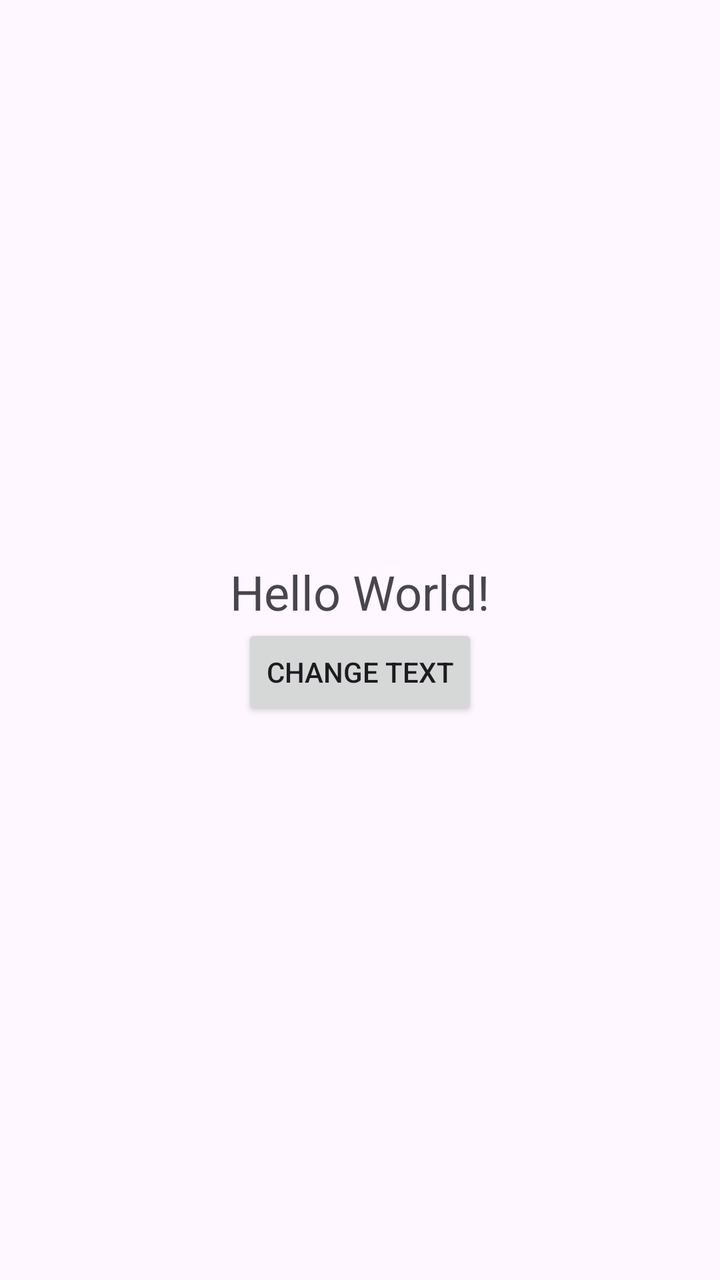
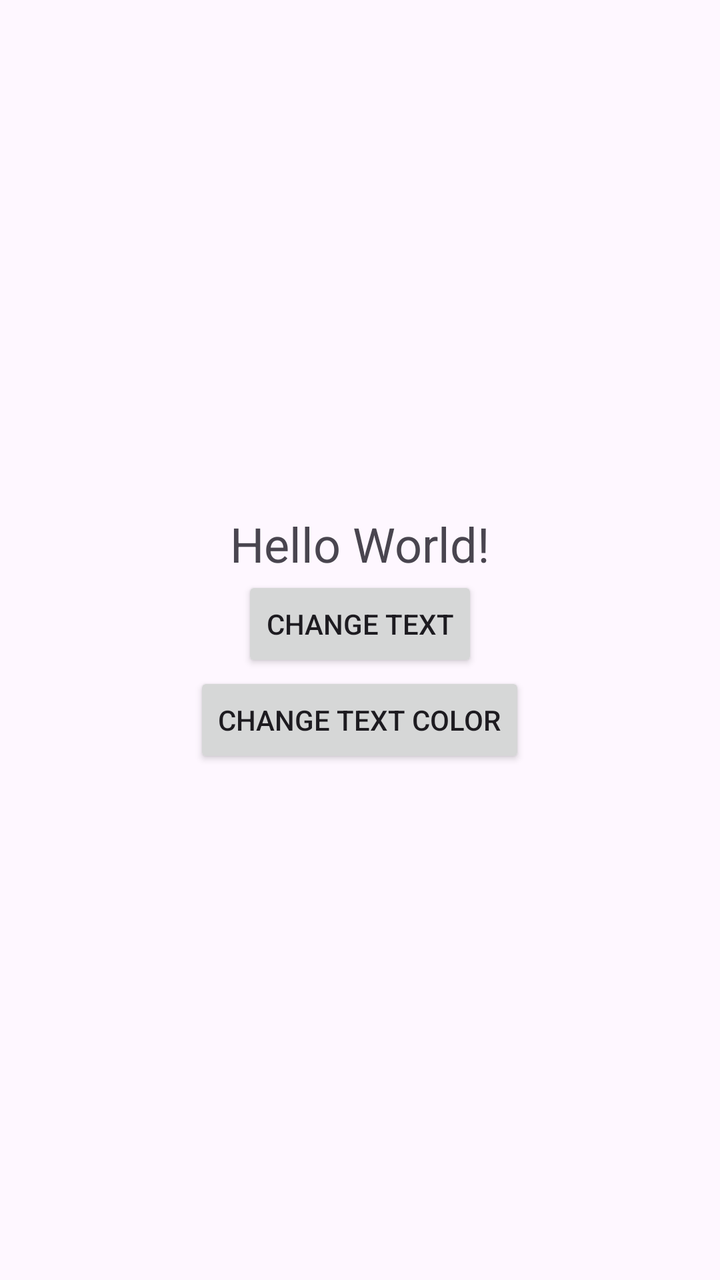

Before-and-after screenshots of an Android layout around one commit, followed by the original layout XML and the change that was made.
<!-- AndroidManifest.xml: application theme Theme.HelloWorldApp -->
<!-- res/layout/activity_main.xml -->
<?xml version="1.0" encoding="utf-8"?>
<LinearLayout xmlns:android="http://schemas.android.com/apk/res/android"
    android:id="@+id/main"
    android:layout_width="match_parent"
    android:layout_height="match_parent"
    android:orientation="vertical"
    android:gravity="center"
    android:padding="16dp">

    
    <TextView
        android:id="@+id/TextViewMain"
        android:layout_width="wrap_content"
        android:layout_height="wrap_content"
        android:text="Hello World!"
        android:textSize="24sp" />

    
    <Button
        android:id="@+id/ButtonChangeText"
        android:layout_width="wrap_content"
        android:layout_height="wrap_content"
        android:text="Change text" />

</LinearLayout>
<!-- resources referenced by this layout -->
<resources>
  <style name="Theme.HelloWorldApp" parent="Base.Theme.HelloWorldApp" />
  <style name="Base.Theme.HelloWorldApp" parent="Theme.Material3.DayNight.NoActionBar">
          
          
      </style>
</resources>

<!-- the commit's change to res/layout/activity_main.xml (unified diff, before → after) -->
@@ -22,4 +22,11 @@
         android:layout_height="wrap_content"
         android:text="Change text" />
 
+    
+    <Button
+        android:id="@+id/ButtonChangeTextColor"
+        android:layout_width="wrap_content"
+        android:layout_height="wrap_content"
+        android:text="Change text color" />
+
 </LinearLayout>
